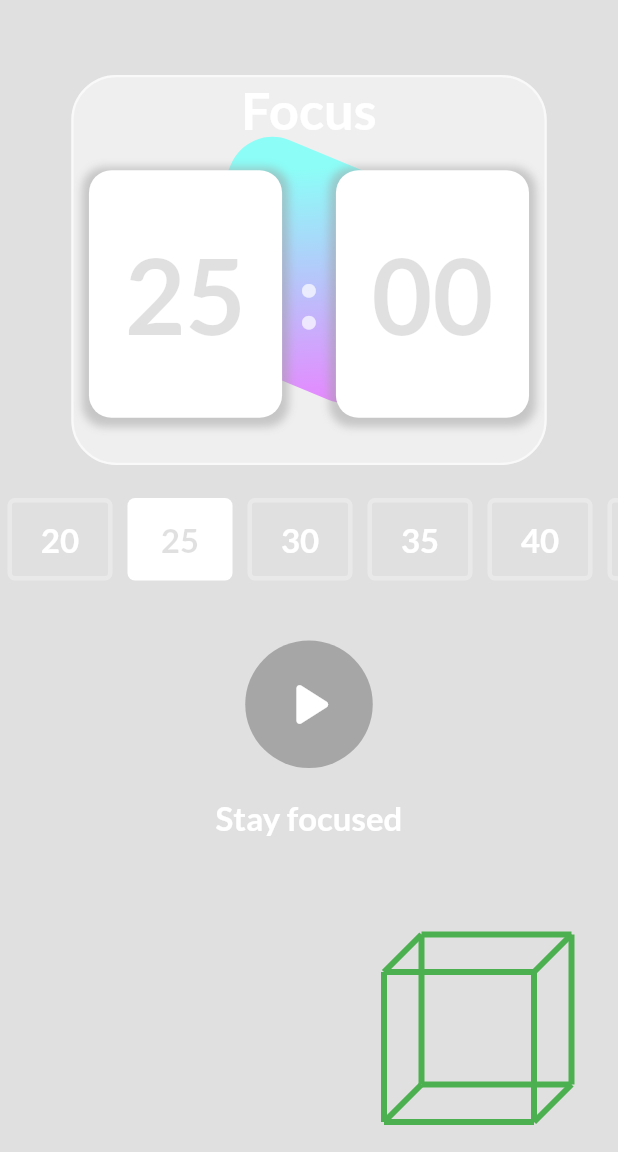
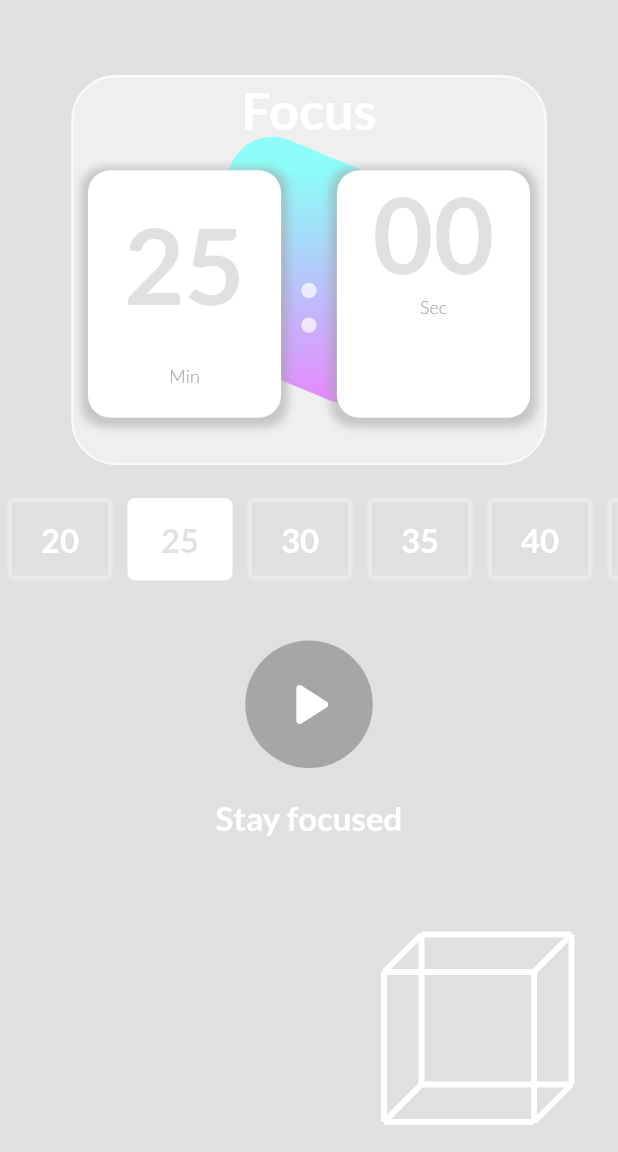
Before and after one commit to radG1t/pomodox, a Flutter app: the screen it shows after launch, on a phone screen of 412 x 824 dp, the part 84-1236 px from its top. Run offline on Flutter 3.47's test engine with Material 2 defaults, Android fonts, the phone set to English and light mode, and no system bars; our stand-ins replace google_fonts.

Commit message:
working on timecards - 25% done

```diff
--- a/lib/PomodoroScreen.dart
+++ b/lib/PomodoroScreen.dart
@@ -43,33 +43,33 @@ class PomodoroScreen extends StatelessWidget {
               alignment: Alignment.center,
               child: Column(
                 children: [
-                  magicCubes(),
+                  const magicCubes(),
                   // TimerCard(),
-                  SizedBox(
+                  const SizedBox(
                     height: 22,
                   ),
-                  TimeOpstions(),
-                  SizedBox(
+                  const TimeOpstions(),
+                  const SizedBox(
                     height: 40,
                   ),
-                  TimeController(),
-                  SizedBox(
+                  const TimeController(),
+                  const SizedBox(
                     height: 20,
                   ),
                   getRandomSentence(),
-                  SizedBox(
+                  const SizedBox(
                     height: 40,
                   ),
-                  Center(child: CubePainter()),
-                  SizedBox(
+                  CubePainter(),
+                  const SizedBox(
                     height: 240, //value : 40
                   ),
-                  noteBox(),
-                  SizedBox(
+                  const noteBox(),
+                  const SizedBox(
                     height: 120,
                   ),
 
-                  ProgressWidget(),
+                  const ProgressWidget(),
                 ],
               ),
             ),
--- a/lib/widgets/customPaint.dart
+++ b/lib/widgets/customPaint.dart
@@ -43,7 +43,7 @@ class CubePainterClass extends CustomPainter {
   @override
   void paint(Canvas canvas, Size size) {
     final cubePaint = Paint()
-      ..color = Colors.green
+      ..color = Colors.white
       ..strokeWidth = 4;
 
     // Draw the cube
--- a/lib/widgets/timercard.dart
+++ b/lib/widgets/timercard.dart
@@ -23,6 +23,7 @@ class TimerCard extends StatelessWidget {
           mainAxisAlignment: MainAxisAlignment.center,
           children: [
             Container(
+              //min
               width: MediaQuery.of(context).size.width / 3.2,
               height: 165,
               decoration: BoxDecoration(
@@ -36,13 +37,26 @@ class TimerCard extends StatelessWidget {
                       offset: const Offset(0, 2),
                     ),
                   ]),
-              child: Center(
-                child: Text(
+              child: Column(
+                mainAxisAlignment: MainAxisAlignment.center,
+                children: [
+                  Text(
                     (provider.currentDuration ~/ 60)
                         .toString(), //61 -> 61~/60    61%60
-                  style: textStyle(
-                      70, rednderColor(provider.currenState), FontWeight.bold),
+                    style: textStyle(70, rednderColor(provider.currenState),
+                        FontWeight.bold),
                   ),
+                  // const Expanded(
+                  //   child: SizedBox(),
+                  // ),
+                  SizedBox(
+                    height: 25,
+                  ),
+                  Text(
+                    'Min',
+                    style: textStyle(12, Colors.grey, FontWeight.w300),
+                  ),
+                ],
               ),
             ),
             const SizedBox(
@@ -50,12 +64,13 @@ class TimerCard extends StatelessWidget {
             ),
             Text(
               ':',
-              style: textStyle(60, Colors.white70, FontWeight.bold),
+              style: textStyle(65, Colors.white70, FontWeight.bold),
             ),
             const SizedBox(
               width: 10,
             ),
             Container(
+              //sec
               width: MediaQuery.of(context).size.width / 3.2,
               height: 165,
               decoration: BoxDecoration(
@@ -70,12 +85,20 @@ class TimerCard extends StatelessWidget {
                     ),
                   ]),
               child: Center(
-                child: Text(
+                child: Column(
+                  children: [
+                    Text(
                       secounds == 0
                           ? "${secounds.round()}0"
                           : (secounds % 60).round().toString(),
-                  style: textStyle(
-                      70, rednderColor(provider.currenState), FontWeight.bold),
+                      style: textStyle(70, rednderColor(provider.currenState),
+                          FontWeight.bold),
+                    ),
+                    Text(
+                      'Sec',
+                      style: textStyle(12, Colors.grey, FontWeight.w300),
+                    ),
+                  ],
                 ),
               ),
             ),
```
Lines whose indentation alone changed are shown as unchanged.
